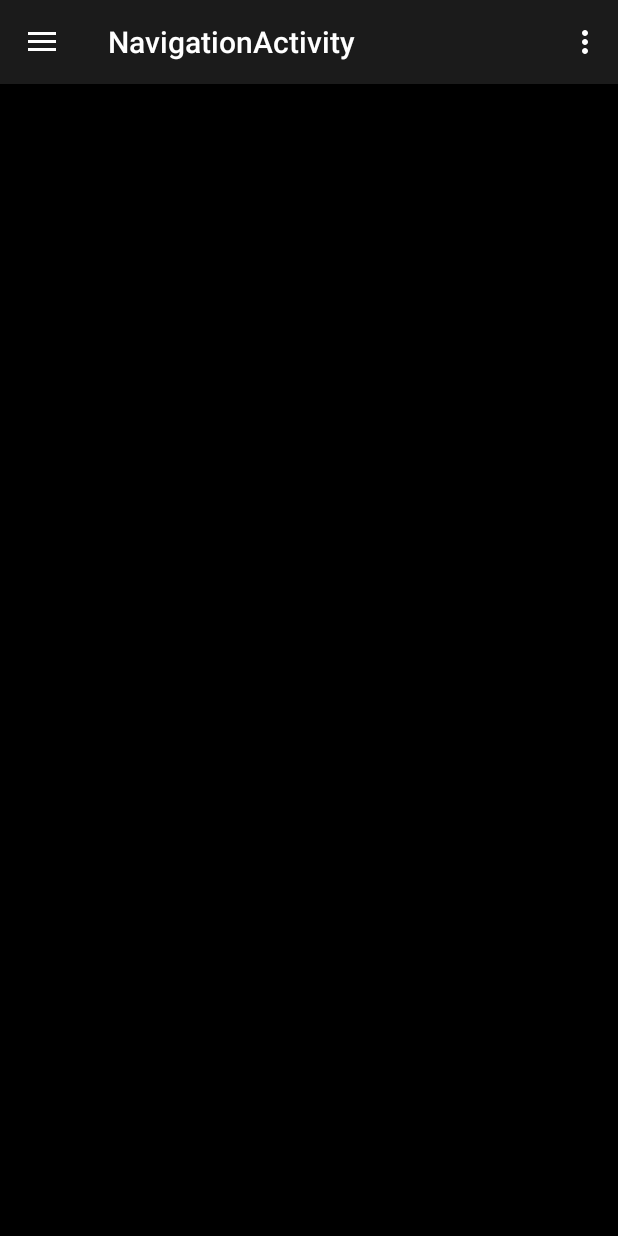
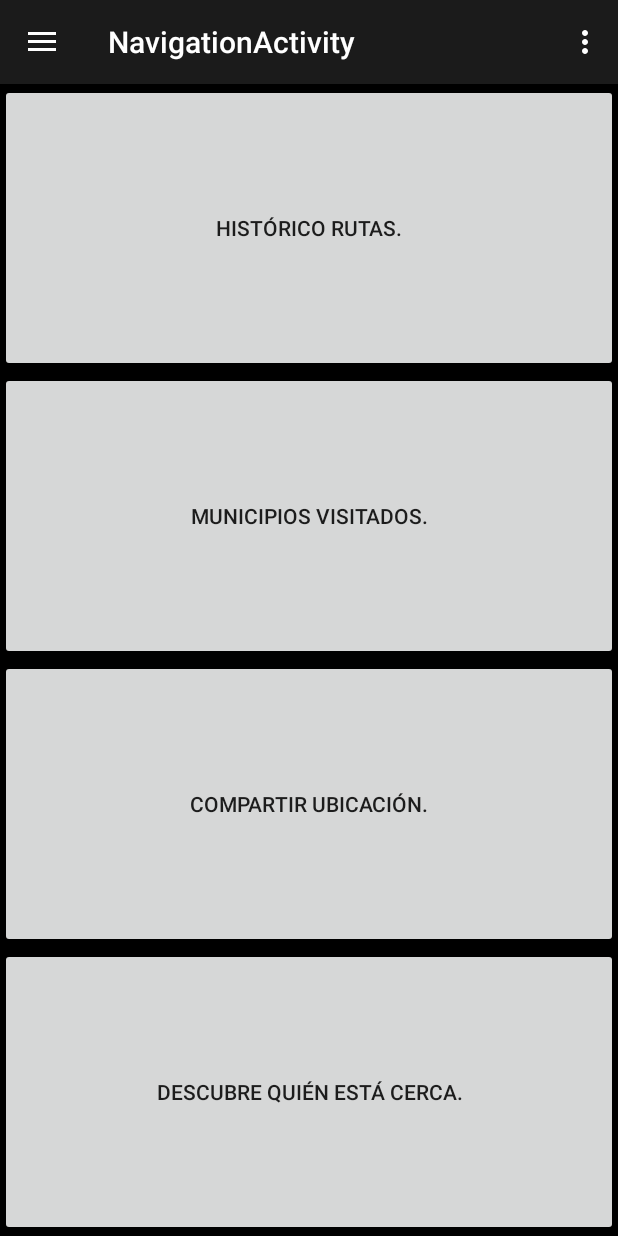
Before and after one commit to andresarangopro/touristApp, an Android app: the NavigationActivity screen opened directly, with no data from a screen before it, in the options menu, after a tap on "Settings", on a phone screen of 412 x 824 dp. Run offline under Robolectric (Android 15) with nearby library versions, the phone set to English and light mode, and no system bars.

Commit message:
cambios gráficos

```diff
--- a/app/build.gradle
+++ b/app/build.gradle
@@ -24,7 +24,10 @@ dependencies {
     implementation 'com.android.support.constraint:constraint-layout:1.1.3'
     implementation 'com.android.support:support-v4:27.0.2'
     implementation 'com.android.support:design:27.0.2'
+    implementation 'com.google.firebase:firebase-core:16.0.1'
     testImplementation 'junit:junit:4.12'
     androidTestImplementation 'com.android.support.test:runner:1.0.2'
     androidTestImplementation 'com.android.support.test.espresso:espresso-core:3.0.2'
 }
+
+apply plugin: 'com.google.gms.google-services'
--- /dev/null
+++ b/app/src/main/java/com/example/hp/tourist/FragmentRutas.java
@@ -0,0 +1,23 @@
+package com.example.hp.tourist;
+
+
+import android.os.Bundle;
+import android.support.v4.app.Fragment;
+import android.view.LayoutInflater;
+import android.view.View;
+import android.view.ViewGroup;
+
+
+
+public class FragmentRutas extends Fragment {
+
+    private View view;
+    @Override
+    public View onCreateView(LayoutInflater inflater, ViewGroup container,
+                             Bundle savedInstanceState) {
+        // Inflate the layout for this fragment
+        view = inflater.inflate(R.layout.fragment_rutas, container, false);
+        return view;
+    }
+
+}
--- a/app/src/main/java/com/example/hp/tourist/NavigationActivity.java
+++ b/app/src/main/java/com/example/hp/tourist/NavigationActivity.java
@@ -1,12 +1,9 @@
 package com.example.hp.tourist;
 
 import android.os.Bundle;
-import android.support.design.widget.FloatingActionButton;
-import android.support.design.widget.Snackbar;
 import android.support.v4.app.Fragment;
 import android.support.v4.app.FragmentManager;
 import android.support.v4.app.FragmentTransaction;
-import android.view.View;
 import android.support.design.widget.NavigationView;
 import android.support.v4.view.GravityCompat;
 import android.support.v4.widget.DrawerLayout;
@@ -71,7 +68,7 @@ public class NavigationActivity extends AppCompatActivity
         // Handle navigation view item clicks here.
         FragmentManager manager = getSupportFragmentManager();
         FragmentTransaction transaction = manager.beginTransaction();
-        FrameLayout fl = findViewById(R.id.drawer_layout);
+        FrameLayout fl = findViewById(R.id.FrFragment);
         fl.removeAllViews();
         manager.popBackStack();
         getFragmentManager().popBackStack();
@@ -80,27 +77,27 @@ public class NavigationActivity extends AppCompatActivity
 
 
         switch (item.getItemId()) {
-            case R.id.nav_camera: {
+            case R.id.nav_rutas: {
+                fragment = new FragmentRutas();
+                break;
+            }
+            case R.id.nav_chat: {
 
                 break;
             }
-            case R.id.nav_gallery: {
+            case R.id.nav_eventos: {
 
                 break;
             }
-            case R.id.nav_slideshow: {
+            case R.id.nav_noticias: {
 
                 break;
             }
-            case R.id.nav_manage: {
+            case R.id.nav_perfil: {
 
                 break;
             }
-            case R.id.nav_send: {
-
-                break;
-            }
-            case R.id.nav_share: {
+            case R.id.nav_configuracion: {
 
                 break;
             }
@@ -108,7 +105,7 @@ public class NavigationActivity extends AppCompatActivity
 
 
         if(fragment != null) {
-            transaction.replace(R.id.drawer_layout, fragment);
+            transaction.replace(R.id.FrFragment, fragment);
             transaction.commit();
         }
         DrawerLayout drawer = findViewById(R.id.drawer_layout);
--- a/app/src/main/res/drawable/background_gradient_inverse.xml
+++ b/app/src/main/res/drawable/background_gradient_inverse.xml
@@ -4,8 +4,8 @@
         <shape>
             <gradient
                 android:angle="90"
-                android:startColor="@color/colorAccentDark"
-                android:endColor="@color/colorAccentDark"
+                android:startColor="@color/colorGreenDarkNav"
+                android:endColor="@color/colorGreenNav"
                 android:type="linear" />
         </shape>
     </item>
--- a/app/src/main/res/drawable/navigation_text_color.xml
+++ b/app/src/main/res/drawable/navigation_text_color.xml
@@ -3,5 +3,5 @@
     <!-- This is used when the Navigation Item is checked -->
     <item android:color="@color/colorGreenBackground" android:state_checked="true" />
     <!-- This is the default text color -->
-    <item android:color="@color/colorYellow" />
+    <item android:color="@color/colorAccent" />
 </selector>
--- a/app/src/main/res/layout/content_navigation.xml
+++ b/app/src/main/res/layout/content_navigation.xml
@@ -1,11 +1,12 @@
 <?xml version="1.0" encoding="utf-8"?>
-<android.support.constraint.ConstraintLayout xmlns:android="http://schemas.android.com/apk/res/android"
+<FrameLayout xmlns:android="http://schemas.android.com/apk/res/android"
     xmlns:app="http://schemas.android.com/apk/res-auto"
     xmlns:tools="http://schemas.android.com/tools"
     android:layout_width="match_parent"
     android:layout_height="match_parent"
+    android:id="@+id/FrFragment"
     app:layout_behavior="@string/appbar_scrolling_view_behavior"
     tools:context=".NavigationActivity"
     tools:showIn="@layout/app_bar_navigation">
 
-</android.support.constraint.ConstraintLayout>
+</FrameLayout>
--- /dev/null
+++ b/app/src/main/res/layout/fragment_rutas.xml
@@ -0,0 +1,38 @@
+<?xml version="1.0" encoding="utf-8"?>
+<LinearLayout xmlns:android="http://schemas.android.com/apk/res/android"
+    xmlns:tools="http://schemas.android.com/tools"
+    android:layout_width="match_parent"
+    android:layout_height="match_parent"
+    tools:context=".FragmentRutas"
+    android:orientation="vertical">
+
+    <!-- TODO: Update blank fragment layout -->
+
+    <Button
+        android:id="@+id/btnHistoRut"
+        android:layout_width="match_parent"
+        android:layout_height="wrap_content"
+        android:layout_weight="1"
+        android:text="Histórico rutas." />
+
+    <Button
+        android:id="@+id/btnMunVisit"
+        android:layout_width="match_parent"
+        android:layout_height="wrap_content"
+        android:layout_weight="1"
+        android:text="Municipios Visitados." />
+    <Button
+        android:id="@+id/btnSharedUb"
+        android:layout_width="match_parent"
+        android:layout_height="wrap_content"
+        android:layout_weight="1"
+        android:text="Compartir Ubicación." />
+
+    <Button
+        android:id="@+id/btnWhoisNe"
+        android:layout_width="match_parent"
+        android:layout_height="wrap_content"
+        android:layout_weight="1"
+        android:text="Descubre quién está cerca." />
+
+</LinearLayout>
--- a/app/src/main/res/menu/activity_navigation_drawer.xml
+++ b/app/src/main/res/menu/activity_navigation_drawer.xml
@@ -5,33 +5,34 @@
 
     <group android:checkableBehavior="single">
         <item
-            android:id="@+id/nav_camera"
+            android:id="@+id/nav_rutas"
             android:icon="@drawable/ic_menu_camera"
-            android:title="Import" />
+            android:title="@string/nav_rutas" />
         <item
-            android:id="@+id/nav_gallery"
+            android:id="@+id/nav_chat"
             android:icon="@drawable/ic_menu_gallery"
-            android:title="Gallery" />
+            android:title="@string/nav_chat" />
         <item
-            android:id="@+id/nav_slideshow"
+            android:id="@+id/nav_eventos"
             android:icon="@drawable/ic_menu_slideshow"
-            android:title="Slideshow" />
+            android:title="@string/nav_eventos" />
         <item
-            android:id="@+id/nav_manage"
+            android:id="@+id/nav_noticias"
             android:icon="@drawable/ic_menu_manage"
-            android:title="Tools" />
+            android:title="@string/nav_noticias" />
+        <item
+            android:id="@+id/nav_perfil"
+            android:icon="@drawable/ic_menu_send"
+            android:title="@string/nav_perfil" />
     </group>
 
-    <item android:title="Communicate">
+    <item android:title="Otros">
         <menu>
             <item
-                android:id="@+id/nav_share"
-                android:icon="@drawable/ic_menu_share"
-                android:title="Share" />
-            <item
-                android:id="@+id/nav_send"
-                android:icon="@drawable/ic_menu_send"
-                android:title="Send" />
+                android:id="@+id/nav_configuracion"
+                android:icon="@drawable/ic_menu_manage"
+                android:title="@string/nav_configuracion" />
+
         </menu>
     </item>
 
--- a/app/src/main/res/values/colors.xml
+++ b/app/src/main/res/values/colors.xml
@@ -9,4 +9,6 @@
     <color name="colorGreenDark">#006115</color>
     <color name="colorSubText">#ABAAAA</color>
     <color name="colorYellow">#FFBF00</color>
+    <color name="colorGreenNav">#0cd939</color>
+    <color name="colorGreenDarkNav">#006115</color>
 </resources>
--- a/app/src/main/res/values/strings.xml
+++ b/app/src/main/res/values/strings.xml
@@ -7,4 +7,13 @@
     <string name="nav_header_subtitle">android.studio@android.com</string>
     <string name="nav_header_desc">Navigation header</string>
     <string name="action_settings">Settings</string>
+    <string name="nav_rutas">Rutas</string>
+    <string name="nav_chat">Chat</string>
+    <string name="nav_eventos">Eventos</string>
+    <string name="nav_noticias">Noticias</string>
+    <string name="nav_perfil">Perfil</string>
+    <string name="nav_configuracion">Configuración</string>
+
+    <!-- TODO: Remove or change this placeholder text -->
+    <string name="hello_blank_fragment">Hello blank fragment</string>
 </resources>
--- a/build.gradle
+++ b/build.gradle
@@ -8,7 +8,7 @@ buildscript {
     }
     dependencies {
         classpath 'com.android.tools.build:gradle:3.1.2'
-
+        classpath 'com.google.gms:google-services:4.0.1'
 
         // NOTE: Do not place your application dependencies here; they belong
         // in the individual module build.gradle files
```
Also changed, not shown: 1 other file.
